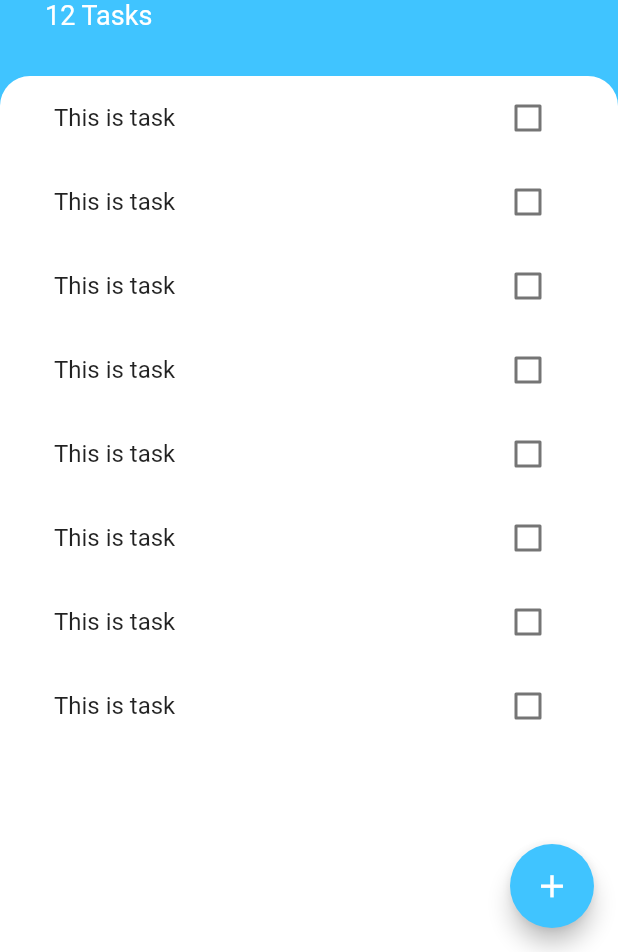
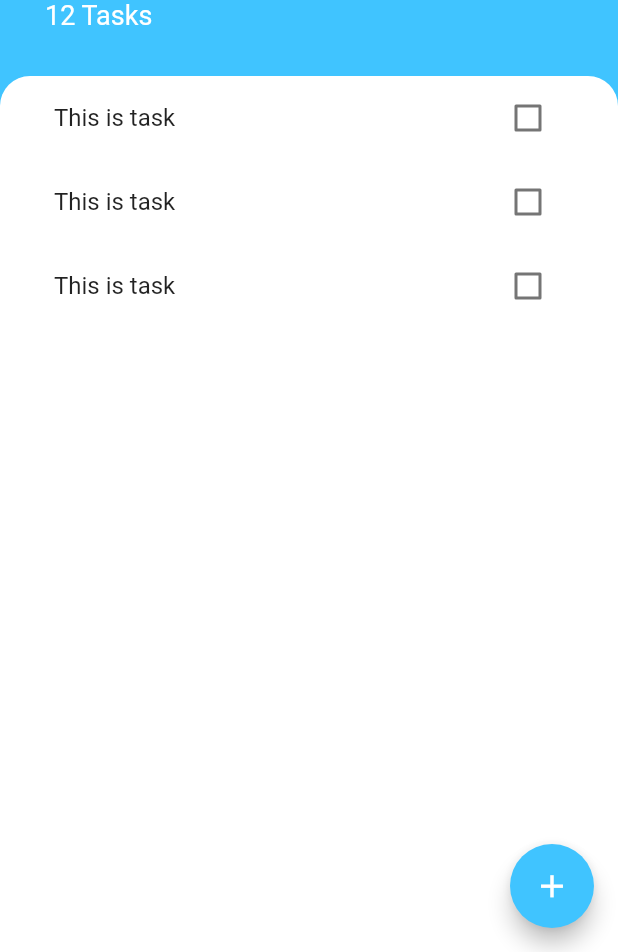
Before and after one commit to fabiovalinhos/todoey_flutter, a Flutter app: the screen it shows after launch, on a phone screen of 412 x 824 dp, the part 284-1236 px from its top. Run offline on Flutter 3.47's test engine with Material 2 defaults, Android fonts, the phone set to English and light mode, and no system bars.

Commit message:
ListView.Builder in tasks list

```diff
--- /dev/null
+++ b/lib/models/task.dart
@@ -0,0 +1,10 @@
+class Task {
+  final String name;
+  bool isDone;
+
+  Task({this.name, this.isDone = false});
+
+  void toggleDone() {
+    isDone = !isDone;
+  }
+}
--- a/lib/screens/add_task_screen.dart
+++ b/lib/screens/add_task_screen.dart
@@ -38,7 +38,9 @@ class AddTaskScreen extends StatelessWidget {
                 style: TextStyle(color: Colors.white),
               ),
               color: Colors.lightBlueAccent,
-              onPressed: () {},
+              onPressed: () {
+                print('click');
+              },
             ),
           ],
         ),
--- a/lib/widgets/task_tile.dart
+++ b/lib/widgets/task_tile.dart
@@ -1,18 +1,11 @@
 import 'package:flutter/material.dart';
 
-class TaskTile extends StatefulWidget {
-  @override
-  _TaskTileState createState() => _TaskTileState();
-}
+class TaskTile extends StatelessWidget {
+  final bool isChecked;
+  final String taskTitle;
+  final Function checkboxCallback;
 
-class _TaskTileState extends State<TaskTile> {
-  bool isChecked = false;
-
-  void checkboxCallback(bool checkboxState) {
-    setState(() {
-      isChecked = checkboxState;
-    });
-  }
+  TaskTile({this.isChecked, this.taskTitle, this.checkboxCallback});
 
   @override
   Widget build(BuildContext context) {
@@ -23,29 +16,12 @@ class _TaskTileState extends State<TaskTile> {
           decoration: isChecked ? TextDecoration.lineThrough : null,
         ),
       ),
-      trailing: TaskCheckbox(
-        checkboxState: isChecked,
-        toggleCheckboxState: checkboxCallback,
+      trailing: Checkbox(
+//        onChanged: toggleCheckboxState,
+        activeColor: Colors.lightBlueAccent,
+        value: isChecked,
+        onChanged: checkboxCallback,
       ),
     );
   }
 }
-
-class TaskCheckbox extends StatelessWidget {
-  final bool checkboxState;
-  final Function toggleCheckboxState;
-
-  TaskCheckbox({
-    this.checkboxState,
-    this.toggleCheckboxState,
-  });
-
-  @override
-  Widget build(BuildContext context) {
-    return Checkbox(
-      onChanged: toggleCheckboxState,
-      activeColor: Colors.lightBlueAccent,
-      value: checkboxState,
-    );
-  }
-}
--- a/lib/widgets/tasks_list.dart
+++ b/lib/widgets/tasks_list.dart
@@ -1,20 +1,33 @@
 import 'package:flutter/material.dart';
+import 'package:todoeyflutter/models/task.dart';
 import 'package:todoeyflutter/widgets/task_tile.dart';
 
-class TasksList extends StatelessWidget {
+class TasksList extends StatefulWidget {
+  @override
+  _TasksListState createState() => _TasksListState();
+}
+
+class _TasksListState extends State<TasksList> {
+  List<Task> tasks = [
+    Task(name: 'Buy milk'),
+    Task(name: 'Buy coffee'),
+    Task(name: 'Buy bread'),
+  ];
+
   @override
   Widget build(BuildContext context) {
-    return ListView(
-      children: <Widget>[
-        TaskTile(),
-        TaskTile(),
-        TaskTile(),
-        TaskTile(),
-        TaskTile(),
-        TaskTile(),
-        TaskTile(),
-        TaskTile(),
-      ],
+    return ListView.builder(
+      itemCount: tasks.length,
+      itemBuilder: (context, index) {
+        return TaskTile(
+            taskTitle: tasks[index].name,
+            isChecked: tasks[index].isDone,
+            checkboxCallback: (bool checkboxState) {
+              setState(() {
+                tasks[index].toggleDone();
+              });
+            });
+      },
     );
   }
 }
```
